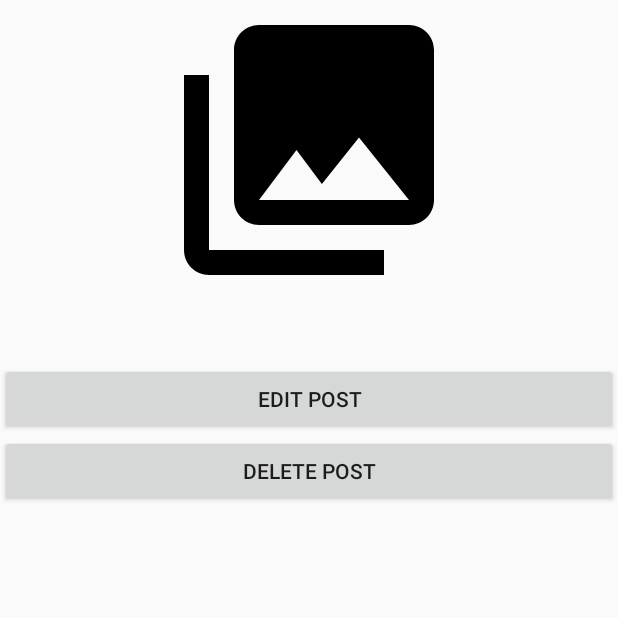
After one commit to tonykyo3232/C.M.O, an Android app: the ClickPostActivity screen opened directly, with no data from a screen before it, on a phone screen of 412 x 824 dp, the top half of it. The commit adds this screen. Run offline under Robolectric (Android 15) with nearby library versions, the phone set to English and light mode, and no system bars; our stand-ins replace Firebase (no records; nobody signed in at launch, a user with empty details on screens opened directly); 3 statements that could not run were skipped.

Commit message:
click post activity

```diff
--- a/C.M.O-master 2/app/build.gradle
+++ b/C.M.O-master 2/app/build.gradle
@@ -73,7 +73,6 @@ dependencies {
 //    implementation 'com.google.android.gms:play-services-auth:11.0.2'
 
 
-
 }
 
 //============================================================
@@ -130,8 +129,6 @@ dependencies {
 
  */
 //============================================================
-
-
 
 
 /*
--- a/C.M.O-master 2/app/src/main/AndroidManifest.xml
+++ b/C.M.O-master 2/app/src/main/AndroidManifest.xml
@@ -13,6 +13,7 @@
         android:roundIcon="@mipmap/ic_launcher_round"
         android:supportsRtl="true"
         android:theme="@style/AppTheme">
+        <activity android:name=".ClickPostActivity"></activity>
         <activity android:name=".MainActivity">
             <intent-filter>
                 <action android:name="android.intent.action.MAIN" />
@@ -23,7 +24,7 @@
         <activity android:name=".RegisterActivity" />
         <activity android:name=".LoginActivity" />
         <activity android:name=".SetupActivity" />
-        <activity android:name=".PostActivity"/>
+        <activity android:name=".PostActivity" />
         <activity
             android:name="com.theartofdev.edmodo.cropper.CropImageActivity"
             android:theme="@style/Base.Theme.AppCompat" />
--- /dev/null
+++ b/C.M.O-master 2/app/src/main/java/com/example/cmo/ClickPostActivity.java
@@ -0,0 +1,57 @@
+package com.example.cmo;
+
+import androidx.annotation.NonNull;
+import androidx.appcompat.app.AppCompatActivity;
+
+import android.os.Bundle;
+import android.widget.Button;
+import android.widget.ImageView;
+import android.widget.TextView;
+
+import com.google.firebase.database.DataSnapshot;
+import com.google.firebase.database.DatabaseError;
+import com.google.firebase.database.DatabaseReference;
+import com.google.firebase.database.FirebaseDatabase;
+import com.google.firebase.database.ValueEventListener;
+
+public class ClickPostActivity extends AppCompatActivity {
+
+    private ImageView PostImage;
+    private TextView PostDescription;
+    private Button DeletePostButton, EditPostButton;
+    private DatabaseReference ClickPostRef;
+
+    private String PostKey;
+
+
+    @Override
+    protected void onCreate(Bundle savedInstanceState) {
+        super.onCreate(savedInstanceState);
+        setContentView(R.layout.activity_click_post);
+
+        PostKey = getIntent().getExtras().get("PostKey").toString();
+        ClickPostRef = FirebaseDatabase.getInstance().getReference().child("Posts").child(PostKey);
+
+        PostImage = (ImageView) findViewById(R.id.click_post_image);
+        PostDescription = (TextView) findViewById(R.id.click_post_description);
+        DeletePostButton = (Button) findViewById(R.id.delete_post_button);
+        EditPostButton = (Button) findViewById(R.id.edit_post_button);
+
+        ClickPostRef.addValueEventListener(new ValueEventListener() {
+            @Override
+            public void onDataChange(@NonNull DataSnapshot dataSnapshot) {
+                String description = dataSnapshot.child("description").getValue().toString();
+                String image = dataSnapshot.child("postimage").getValue().toString();
+
+                PostDescription.setText(description);
+                //Picasso.get(ClickPostActivity.this).load(image).into(PostImage);
+            }
+
+            @Override
+            public void onCancelled(@NonNull DatabaseError databaseError) {
+
+            }
+        });
+
+    }
+}
--- a/C.M.O-master 2/app/src/main/java/com/example/cmo/MainActivity.java
+++ b/C.M.O-master 2/app/src/main/java/com/example/cmo/MainActivity.java
@@ -6,13 +6,11 @@ import android.content.Intent;
 import android.os.Bundle;
 
 import android.util.Log;
-import android.view.MenuItem;
 import android.view.View;
 import android.widget.Button;
 import android.widget.ImageButton;
 import android.widget.ImageView;
 import android.widget.TextView;
-import android.widget.Toast;
 
 import androidx.appcompat.app.AppCompatActivity;
 import androidx.recyclerview.widget.LinearLayoutManager;
@@ -21,11 +19,8 @@ import androidx.recyclerview.widget.RecyclerView;
 import com.firebase.ui.database.FirebaseRecyclerAdapter;
 import com.google.firebase.auth.FirebaseAuth;
 import com.google.firebase.auth.FirebaseUser;
-import com.google.firebase.database.DataSnapshot;
-import com.google.firebase.database.DatabaseError;
 import com.google.firebase.database.DatabaseReference;
 import com.google.firebase.database.FirebaseDatabase;
-import com.google.firebase.database.ValueEventListener;
 //import com.google.firebase.ml.vision.common.FirebaseVisionImage; // doesn't work...
 import com.squareup.picasso.Picasso;
 
@@ -170,6 +165,7 @@ public class MainActivity extends AppCompatActivity
                     @Override
                     protected void populateViewHolder(PostsViewHolder viewHolder, Posts model, int position)
                     {
+                        final String PostKey = getRef(position).getKey();
 
                         viewHolder.setFullname(model.getFullname());
                         viewHolder.setTime(model.getTime());
@@ -179,6 +175,15 @@ public class MainActivity extends AppCompatActivity
                         viewHolder.setProfileimage(getApplicationContext(), model.getProfileimage());
 
                         viewHolder.setPostimage(getApplicationContext(), model.getPostimage());
+
+                        viewHolder.mView.setOnClickListener(new View.OnClickListener() {
+                            @Override
+                            public void onClick(View v) {
+                                Intent clickPostIntent = new Intent (MainActivity.this, ClickPostActivity.class);
+                                clickPostIntent.putExtra("PostKey",PostKey);
+                                startActivity(clickPostIntent);
+                            }
+                        });
                     }
                 };
         postList.setAdapter(firebaseRecyclerAdapter);
@@ -234,6 +239,7 @@ public class MainActivity extends AppCompatActivity
         public void setPostimage(Context ctx1,  String postimage)
         {
             ImageView PostImage = (ImageView) mView.findViewById(R.id.post_image);
+
 //            Picasso.with(ctx1).load(postimage).into(PostImage);
             Log.d(MainActivity.class.getSimpleName(), "==============\npostimage: [" + postimage + "\n===============");
             Picasso.get().load(postimage).into(PostImage);
--- /dev/null
+++ b/C.M.O-master 2/app/src/main/res/layout/activity_click_post.xml
@@ -0,0 +1,40 @@
+<?xml version="1.0" encoding="utf-8"?>
+<RelativeLayout xmlns:android="http://schemas.android.com/apk/res/android"
+    xmlns:app="http://schemas.android.com/apk/res-auto"
+    xmlns:tools="http://schemas.android.com/tools"
+    android:layout_width="match_parent"
+    android:layout_height="match_parent"
+    tools:context=".ClickPostActivity">
+
+    <ImageView
+        android:id="@+id/click_post_image"
+        android:layout_width="500dp"
+        android:layout_height="200dp"
+        app:srcCompat="@drawable/ic_menu_gallery" />
+
+    <TextView
+        android:id="@+id/click_post_description"
+        android:layout_width="match_parent"
+        android:layout_height="wrap_content"
+        android:layout_below="@id/click_post_image"
+        android:layout_marginLeft="10dp"
+        android:layout_marginRight="10dp"
+        android:layout_marginBottom="20dp"
+        android:text="Text descritpion"
+        android:textAlignment="textStart"
+        android:textSize="16sp" />
+
+    <Button
+        android:id="@+id/edit_post_button"
+        android:layout_width="match_parent"
+        android:layout_height="wrap_content"
+        android:layout_below="@id/click_post_description"
+        android:text="Edit Post" />
+
+    <Button
+        android:id="@+id/delete_post_button"
+        android:layout_width="match_parent"
+        android:layout_height="wrap_content"
+        android:layout_below="@id/edit_post_button"
+        android:text="Delete Post" />
+</RelativeLayout>
```
